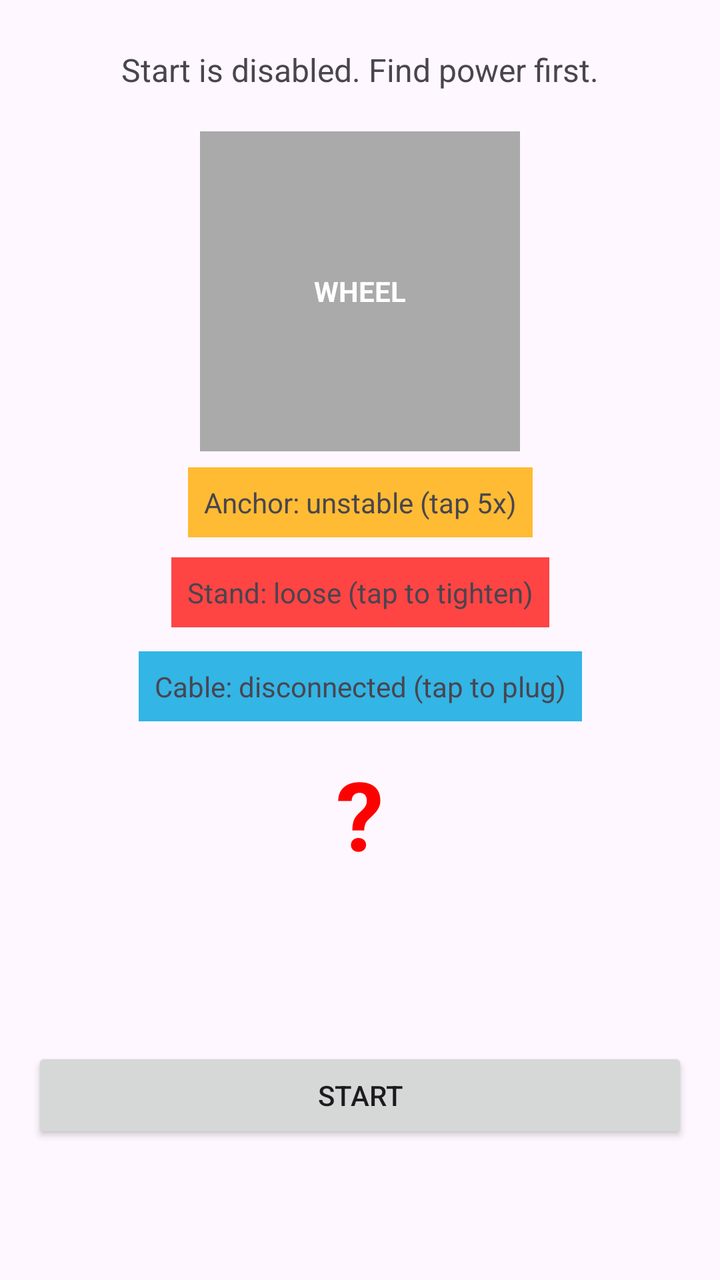
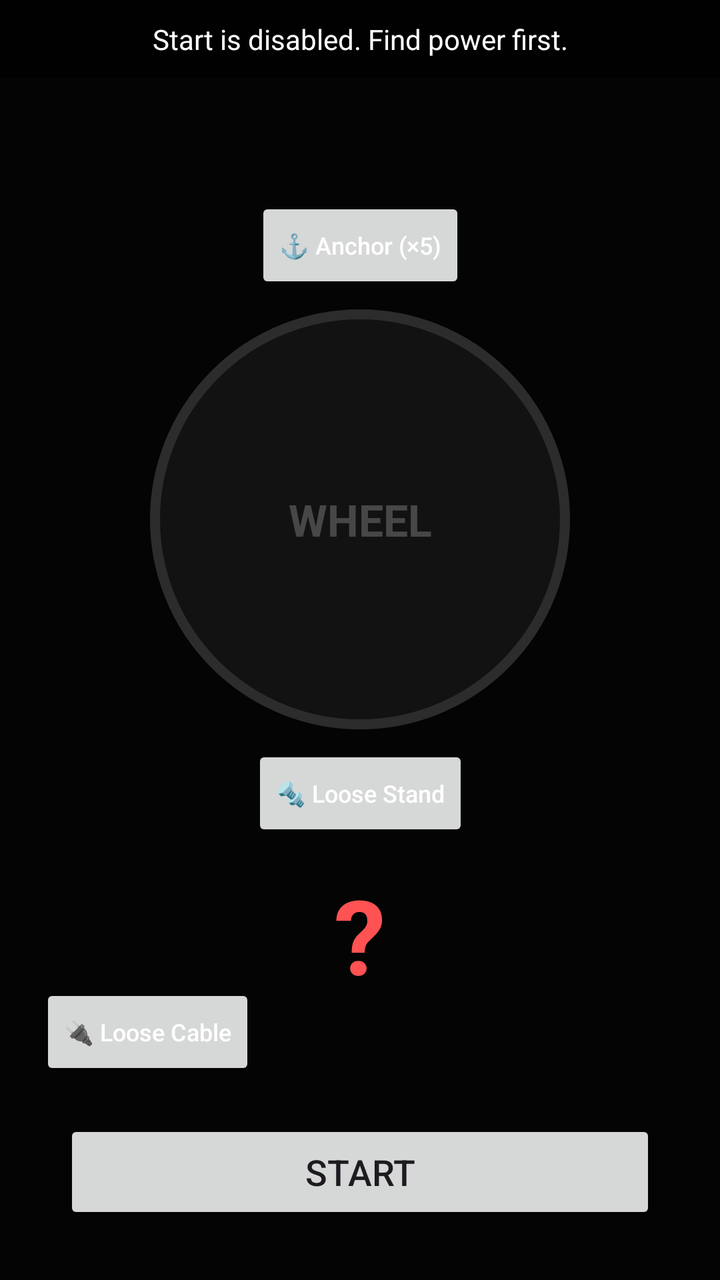

The first picture is an Android layout as it rendered before a commit; the second is the same layout after the commit. The layout source and the unified diff follow.
<!-- AndroidManifest.xml: application theme Theme.LuckyDraw -->
<!-- res/layout/activity_main.xml -->
<?xml version="1.0" encoding="utf-8"?>
<androidx.constraintlayout.widget.ConstraintLayout xmlns:android="http://schemas.android.com/apk/res/android"
    xmlns:app="http://schemas.android.com/apk/res-auto"
    xmlns:tools="http://schemas.android.com/tools"
    android:id="@+id/main"
    android:layout_width="match_parent"
    android:layout_height="match_parent"
    tools:context=".MainActivity">

    <TextView
        android:id="@+id/statusTV"
        android:layout_width="0dp"
        android:layout_height="wrap_content"
        android:layout_marginStart="24dp"
        android:layout_marginTop="24dp"
        android:layout_marginEnd="24dp"
        android:gravity="center"
        android:text="@string/status_no_power"
        android:textSize="16sp"
        app:layout_constraintEnd_toEndOf="parent"
        app:layout_constraintStart_toStartOf="parent"
        app:layout_constraintTop_toTopOf="parent" />

    <TextView
        android:id="@+id/wheelTV"
        android:layout_width="160dp"
        android:layout_height="160dp"
        android:layout_marginTop="20dp"
        android:background="@android:color/darker_gray"
        android:gravity="center"
        android:text="@string/wheel_label"
        android:textColor="@android:color/white"
        android:textStyle="bold"
        app:layout_constraintEnd_toEndOf="parent"
        app:layout_constraintStart_toStartOf="parent"
        app:layout_constraintTop_toBottomOf="@id/statusTV" />

    <TextView
        android:id="@+id/anchorTV"
        android:layout_width="wrap_content"
        android:layout_height="wrap_content"
        android:layout_marginTop="8dp"
        android:background="@android:color/holo_orange_light"
        android:clickable="true"
        android:focusable="true"
        android:padding="8dp"
        android:text="@string/anchor_unstable"
        app:layout_constraintEnd_toEndOf="parent"
        app:layout_constraintStart_toStartOf="parent"
        app:layout_constraintTop_toBottomOf="@id/wheelTV" />

    <TextView
        android:id="@+id/standTV"
        android:layout_width="wrap_content"
        android:layout_height="wrap_content"
        android:layout_marginTop="10dp"
        android:background="@android:color/holo_red_light"
        android:clickable="true"
        android:focusable="true"
        android:padding="8dp"
        android:text="@string/stand_loose"
        app:layout_constraintEnd_toEndOf="parent"
        app:layout_constraintStart_toStartOf="parent"
        app:layout_constraintTop_toBottomOf="@id/anchorTV" />

    <TextView
        android:id="@+id/cableTV"
        android:layout_width="wrap_content"
        android:layout_height="wrap_content"
        android:layout_marginTop="12dp"
        android:background="@android:color/holo_blue_light"
        android:clickable="true"
        android:focusable="true"
        android:padding="8dp"
        android:text="@string/cable_loose"
        app:layout_constraintEnd_toEndOf="parent"
        app:layout_constraintStart_toStartOf="parent"
        app:layout_constraintTop_toBottomOf="@id/standTV" />

    <TextView
        android:id="@+id/luckyNumberTV"
        android:layout_width="wrap_content"
        android:layout_height="wrap_content"
        android:layout_marginTop="14dp"
        android:text="@string/unknown_result"
        android:textColor="#ff0000"
        android:textSize="48sp"
        android:textStyle="bold"
        app:layout_constraintEnd_toEndOf="parent"
        app:layout_constraintStart_toStartOf="parent"
        app:layout_constraintTop_toBottomOf="@id/cableTV" />

    <Button
        android:id="@+id/playTV"
        android:layout_width="0dp"
        android:layout_height="wrap_content"
        android:layout_marginStart="16dp"
        android:layout_marginTop="16dp"
        android:layout_marginEnd="16dp"
        android:onClick="play"
        android:text="@string/start_button"
        app:layout_constraintBottom_toBottomOf="parent"
        app:layout_constraintEnd_toEndOf="parent"
        app:layout_constraintStart_toStartOf="parent"
        app:layout_constraintTop_toBottomOf="@+id/luckyNumberTV" />
</androidx.constraintlayout.widget.ConstraintLayout>
<!-- resources referenced by this layout -->
<resources>
  <string name="anchor_unstable">Anchor: unstable (tap 5x)</string>
  <string name="cable_loose">Cable: disconnected (tap to plug)</string>
  <string name="stand_loose">Stand: loose (tap to tighten)</string>
  <string name="start_button">Start</string>
  <string name="status_no_power">Start is disabled. Find power first.</string>
  <string name="unknown_result">?</string>
  <string name="wheel_label">WHEEL</string>
  <style name="Theme.LuckyDraw" parent="Base.Theme.LuckyDraw" />
  <style name="Base.Theme.LuckyDraw" parent="Theme.Material3.DayNight.NoActionBar">
          
          
      </style>
</resources>

<!-- the commit's change to res/layout/activity_main.xml (unified diff, before → after) -->
@@ -5,102 +5,150 @@
     android:id="@+id/main"
     android:layout_width="match_parent"
     android:layout_height="match_parent"
+    android:background="@color/room_bg"
     tools:context=".MainActivity">
 
+    
+    
+    
+    
+
+    
     <TextView
         android:id="@+id/statusTV"
         android:layout_width="0dp"
         android:layout_height="wrap_content"
-        android:layout_marginStart="24dp"
-        android:layout_marginTop="24dp"
-        android:layout_marginEnd="24dp"
+        android:background="#CC000000"
+        android:elevation="4dp"
         android:gravity="center"
+        android:padding="10dp"
         android:text="@string/status_no_power"
-        android:textSize="16sp"
+        android:textColor="#FFFFFF"
+        android:textSize="14sp"
         app:layout_constraintEnd_toEndOf="parent"
         app:layout_constraintStart_toStartOf="parent"
         app:layout_constraintTop_toTopOf="parent" />
 
+    
+    
+    
+    
+
+    
     <TextView
         android:id="@+id/wheelTV"
-        android:layout_width="160dp"
-        android:layout_height="160dp"
-        android:layout_marginTop="20dp"
-        android:background="@android:color/darker_gray"
+        android:layout_width="210dp"
+        android:layout_height="210dp"
+        android:background="@drawable/bg_wheel"
         android:gravity="center"
         android:text="@string/wheel_label"
-        android:textColor="@android:color/white"
+        android:textColor="@color/wheel_text_high_contrast"
+        android:textSize="22sp"
         android:textStyle="bold"
+        app:layout_constraintBottom_toBottomOf="parent"
         app:layout_constraintEnd_toEndOf="parent"
         app:layout_constraintStart_toStartOf="parent"
-        app:layout_constraintTop_toBottomOf="@id/statusTV" />
+        app:layout_constraintTop_toTopOf="parent"
+        app:layout_constraintVertical_bias="0.36" />
 
-    <TextView
+    
+    <Button
         android:id="@+id/anchorTV"
         android:layout_width="wrap_content"
         android:layout_height="wrap_content"
-        android:layout_marginTop="8dp"
-        android:background="@android:color/holo_orange_light"
-        android:clickable="true"
-        android:focusable="true"
-        android:padding="8dp"
+        android:layout_marginBottom="8dp"
+        android:maxLines="2"
+        android:minWidth="80dp"
         android:text="@string/anchor_unstable"
-        app:layout_constraintEnd_toEndOf="parent"
-        app:layout_constraintStart_toStartOf="parent"
-        app:layout_constraintTop_toBottomOf="@id/wheelTV" />
+        android:textAllCaps="false"
+        android:textColor="@android:color/white"
+        android:textSize="12sp"
+        app:layout_constraintBottom_toTopOf="@id/wheelTV"
+        app:layout_constraintEnd_toEndOf="@id/wheelTV"
+        app:layout_constraintStart_toStartOf="@id/wheelTV" />
 
-    <TextView
+    
+    <Button
         android:id="@+id/standTV"
         android:layout_width="wrap_content"
         android:layout_height="wrap_content"
-        android:layout_marginTop="10dp"
-        android:background="@android:color/holo_red_light"
-        android:clickable="true"
-        android:focusable="true"
-        android:padding="8dp"
+        android:layout_marginTop="8dp"
+        android:maxLines="2"
+        android:minWidth="80dp"
         android:text="@string/stand_loose"
-        app:layout_constraintEnd_toEndOf="parent"
-        app:layout_constraintStart_toStartOf="parent"
-        app:layout_constraintTop_toBottomOf="@id/anchorTV" />
+        android:textAllCaps="false"
+        android:textColor="@android:color/white"
+        android:textSize="12sp"
+        app:layout_constraintEnd_toEndOf="@id/wheelTV"
+        app:layout_constraintStart_toStartOf="@id/wheelTV"
+        app:layout_constraintTop_toBottomOf="@id/wheelTV" />
 
-    <TextView
+    
+    <Button
         android:id="@+id/cableTV"
         android:layout_width="wrap_content"
         android:layout_height="wrap_content"
+        android:layout_marginStart="20dp"
+        android:layout_marginBottom="20dp"
+        android:maxLines="2"
+        android:minWidth="80dp"
+        android:text="@string/cable_loose"
+        android:textAllCaps="false"
+        android:textColor="@android:color/white"
+        android:textSize="12sp"
+        app:layout_constraintBottom_toTopOf="@id/playTV"
+        app:layout_constraintStart_toStartOf="parent" />
+
+    
+    <Button
+        android:id="@+id/playTV"
+        android:layout_width="0dp"
+        android:layout_height="wrap_content"
+        android:layout_marginStart="32dp"
+        android:layout_marginEnd="32dp"
+        android:layout_marginBottom="28dp"
+        android:minHeight="52dp"
+        android:onClick="play"
+        android:text="@string/start_button"
+        android:textSize="18sp"
+        app:layout_constraintBottom_toBottomOf="parent"
+        app:layout_constraintEnd_toEndOf="parent"
+        app:layout_constraintStart_toStartOf="parent" />
+
+    
+    
+    
+    
+    
+    
+    <View
+        android:id="@+id/dimOverlay"
+        android:layout_width="0dp"
+        android:layout_height="0dp"
+        android:alpha="0.72"
+        android:background="#000000"
+        android:clickable="false"
+        android:elevation="0dp"
+        android:focusable="false"
+        android:importantForAccessibility="no"
+        app:layout_constraintBottom_toBottomOf="parent"
+        app:layout_constraintEnd_toEndOf="parent"
+        app:layout_constraintStart_toStartOf="parent"
+        app:layout_constraintTop_toTopOf="parent" />
+
+    
+    <TextView
+        android:id="@+id/luckyNumberTV"
+        android:layout_width="wrap_content"
+        android:layout_height="wrap_content"
         android:layout_marginTop="12dp"
-        android:background="@android:color/holo_blue_light"
-        android:clickable="true"
-        android:focusable="true"
-        android:padding="8dp"
-        android:text="@string/cable_loose"
+        android:elevation="4dp"
+        android:text="@string/unknown_result"
+        android:textColor="#FF5252"
+        android:textSize="52sp"
+        android:textStyle="bold"
         app:layout_constraintEnd_toEndOf="parent"
         app:layout_constraintStart_toStartOf="parent"
         app:layout_constraintTop_toBottomOf="@id/standTV" />
 
-    <TextView
-        android:id="@+id/luckyNumberTV"
-        android:layout_width="wrap_content"
-        android:layout_height="wrap_content"
-        android:layout_marginTop="14dp"
-        android:text="@string/unknown_result"
-        android:textColor="#ff0000"
-        android:textSize="48sp"
-        android:textStyle="bold"
-        app:layout_constraintEnd_toEndOf="parent"
-        app:layout_constraintStart_toStartOf="parent"
-        app:layout_constraintTop_toBottomOf="@id/cableTV" />
-
-    <Button
-        android:id="@+id/playTV"
-        android:layout_width="0dp"
-        android:layout_height="wrap_content"
-        android:layout_marginStart="16dp"
-        android:layout_marginTop="16dp"
-        android:layout_marginEnd="16dp"
-        android:onClick="play"
-        android:text="@string/start_button"
-        app:layout_constraintBottom_toBottomOf="parent"
-        app:layout_constraintEnd_toEndOf="parent"
-        app:layout_constraintStart_toStartOf="parent"
-        app:layout_constraintTop_toBottomOf="@+id/luckyNumberTV" />
 </androidx.constraintlayout.widget.ConstraintLayout>
<!-- resource entries referenced after the edit -->
@@ -1,13 +1,25 @@
 <!-- resources referenced by this layout -->
 <resources>
-  <string name="anchor_unstable">Anchor: unstable (tap 5x)</string>
-  <string name="cable_loose">Cable: disconnected (tap to plug)</string>
-  <string name="stand_loose">Stand: loose (tap to tighten)</string>
+  <color name="room_bg">#111111</color>
+  <color name="wheel_text_high_contrast">#FFFFFF</color>
+  <!-- drawable bg_wheel (drawable) -->
+  <?xml version="1.0" encoding="utf-8"?>
+  <shape xmlns:android="http://schemas.android.com/apk/res/android"
+      android:shape="oval">
+      <solid android:color="@color/wheel_bg_high_contrast" />
+      <stroke
+          android:width="5dp"
+          android:color="#9E9E9E" />
+  </shape>
+  <string name="anchor_unstable">⚓ Anchor (×5)</string>
+  <string name="cable_loose">🔌 Loose Cable</string>
+  <string name="stand_loose">🔩 Loose Stand</string>
   <string name="start_button">Start</string>
   <string name="status_no_power">Start is disabled. Find power first.</string>
-  <string name="unknown_result">?</string>
+  <string name="unknown_result">\?</string>
   <string name="wheel_label">WHEEL</string>
   <style name="Theme.LuckyDraw" parent="Base.Theme.LuckyDraw" />
+  <color name="wheel_bg_high_contrast">#424242</color>
   <style name="Base.Theme.LuckyDraw" parent="Theme.Material3.DayNight.NoActionBar">
           
           
